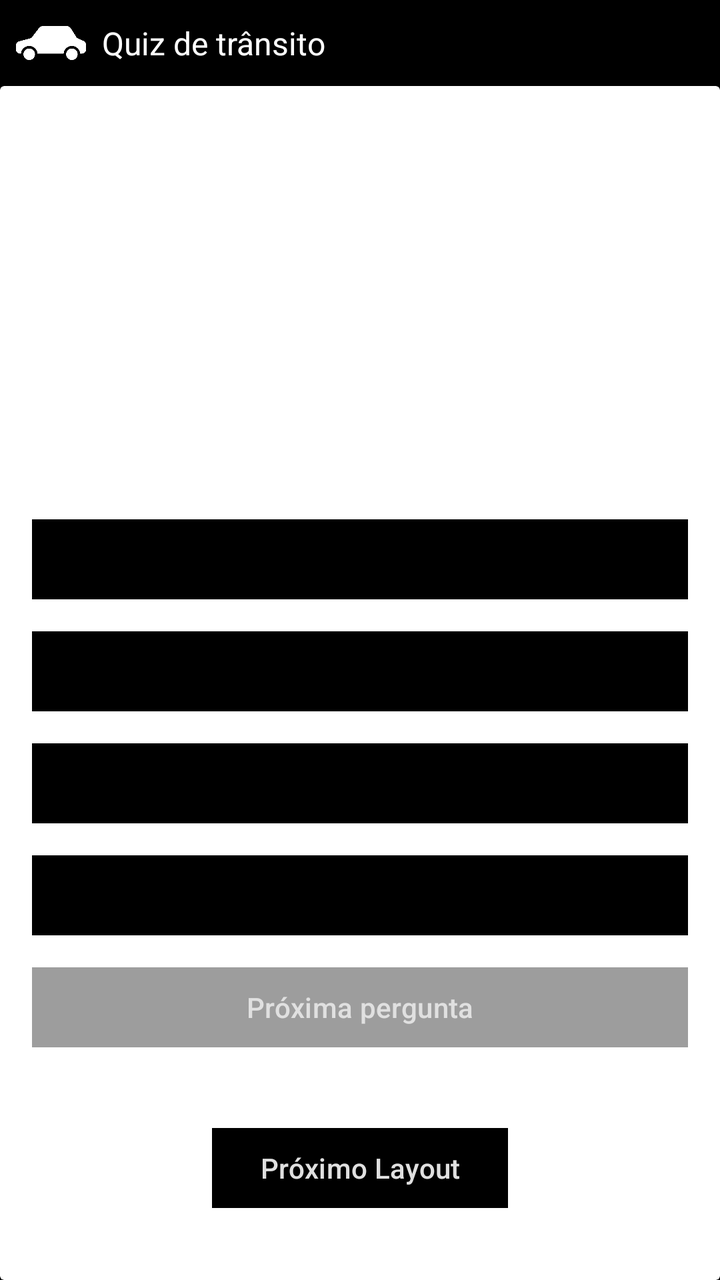
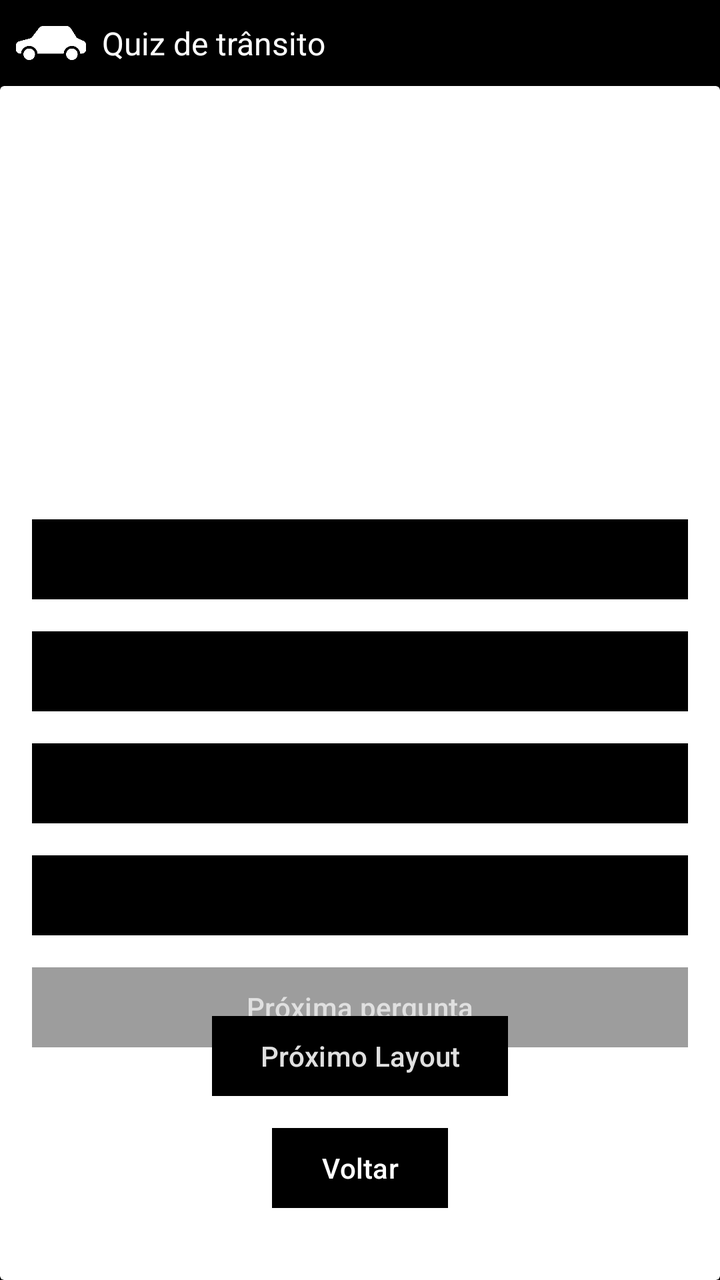

Two renders of the same Android screen: before a commit and after it. Below are the layout's source before the change and the commit's diff.
<!-- AndroidManifest.xml: application theme Theme.Layouttelas -->
<!-- res/layout/activity_quiz_de_transito.xml -->
<?xml version="1.0" encoding="utf-8"?>
<androidx.constraintlayout.widget.ConstraintLayout xmlns:android="http://schemas.android.com/apk/res/android"
    xmlns:app="http://schemas.android.com/apk/res-auto"
    xmlns:tools="http://schemas.android.com/tools"
    android:id="@+id/main"
    android:layout_width="match_parent"
    android:layout_height="match_parent"
    android:background="@color/black"
    tools:context=".QuizDeTransito">

    <androidx.constraintlayout.widget.ConstraintLayout
        android:id="@+id/ConstraintLayoutQuizTransito"
        android:layout_width="match_parent"
        android:layout_height="match_parent">

        <androidx.constraintlayout.widget.ConstraintLayout
            android:id="@+id/ConstraintLayoutHeader"
            android:layout_width="match_parent"
            android:layout_height="wrap_content"
            app:layout_constraintEnd_toEndOf="parent"
            app:layout_constraintHorizontal_bias="0.0"
            app:layout_constraintStart_toStartOf="parent"
            app:layout_constraintTop_toTopOf="parent">

            <ImageView
                android:id="@+id/imgHeaderIcon"
                android:layout_width="35dp"
                android:layout_height="35dp"
                android:layout_marginStart="8dp"
                android:layout_marginTop="4dp"
                android:layout_marginBottom="4dp"
                android:contentDescription="@string/header_piggybank_description"
                app:layout_constraintBottom_toBottomOf="parent"
                app:layout_constraintStart_toStartOf="parent"
                app:layout_constraintTop_toTopOf="parent"
                app:srcCompat="@drawable/carro_icon" />

            <TextView
                android:id="@+id/txtHeader"
                android:layout_width="wrap_content"
                android:layout_height="wrap_content"
                android:layout_marginStart="8dp"
                android:text="@string/header_title_quiz_transito"
                android:textColor="@color/white"
                android:textSize="16sp"
                app:layout_constraintBottom_toBottomOf="parent"
                app:layout_constraintStart_toEndOf="@+id/imgHeaderIcon"
                app:layout_constraintTop_toTopOf="parent" />
        </androidx.constraintlayout.widget.ConstraintLayout>

        <androidx.cardview.widget.CardView
            android:id="@+id/crdBackground"
            android:layout_width="0dp"
            android:layout_height="0dp"
            app:layout_constraintBottom_toBottomOf="parent"
            app:layout_constraintEnd_toEndOf="parent"
            app:layout_constraintStart_toStartOf="parent"
            app:layout_constraintTop_toBottomOf="@+id/ConstraintLayoutHeader" >

            <androidx.constraintlayout.widget.ConstraintLayout
                android:id="@+id/ConstraintLayoutBackground"
                android:layout_width="match_parent"
                android:layout_height="match_parent">

                <TextView
                    android:id="@+id/txtCurrentQuestion"
                    android:layout_width="wrap_content"
                    android:layout_height="wrap_content"
                    android:layout_marginStart="16dp"
                    android:layout_marginTop="16dp"
                    android:textSize="18sp"
                    app:layout_constraintStart_toStartOf="parent"
                    app:layout_constraintTop_toTopOf="parent" />

                <ImageView
                    android:id="@+id/imgPlacaTransito"
                    android:layout_width="100dp"
                    android:layout_height="100dp"
                    android:layout_marginStart="16dp"
                    android:layout_marginTop="16dp"
                    android:layout_marginEnd="16dp"
                    android:contentDescription="@string/description_placa"
                    app:layout_constraintEnd_toEndOf="parent"
                    app:layout_constraintStart_toStartOf="parent"
                    app:layout_constraintTop_toBottomOf="@+id/txtCurrentQuestion" />

                <TextView
                    android:id="@+id/txtQuestion"
                    android:layout_width="wrap_content"
                    android:layout_height="wrap_content"
                    android:layout_marginStart="16dp"
                    android:layout_marginTop="16dp"
                    android:textSize="18sp"
                    app:layout_constraintStart_toStartOf="parent"
                    app:layout_constraintTop_toBottomOf="@+id/imgPlacaTransito" />

                <Button
                    android:id="@+id/btnOption1"
                    android:layout_width="0dp"
                    android:layout_height="wrap_content"
                    android:layout_marginStart="16dp"
                    android:layout_marginTop="16dp"
                    android:layout_marginEnd="16dp"
                    android:backgroundTint="@color/btn_background_tint"
                    android:textColor="@color/btn_text_color"
                    app:cornerRadius="0dp"
                    app:layout_constraintEnd_toEndOf="parent"
                    app:layout_constraintHorizontal_bias="0.498"
                    app:layout_constraintStart_toStartOf="parent"
                    app:layout_constraintTop_toBottomOf="@+id/txtQuestion" />

                <Button
                    android:id="@+id/btnOption2"
                    android:layout_width="0dp"
                    android:layout_height="wrap_content"
                    android:layout_marginStart="16dp"
                    android:layout_marginTop="8dp"
                    android:layout_marginEnd="16dp"
                    android:backgroundTint="@color/btn_background_tint"
                    android:textColor="@color/btn_text_color"
                    app:cornerRadius="0dp"
                    app:layout_constraintEnd_toEndOf="parent"
                    app:layout_constraintStart_toStartOf="parent"
                    app:layout_constraintTop_toBottomOf="@+id/btnOption1" />

                <Button
                    android:id="@+id/btnOption3"
                    android:layout_width="0dp"
                    android:layout_height="wrap_content"
                    android:layout_marginStart="16dp"
                    android:layout_marginTop="8dp"
                    android:layout_marginEnd="16dp"
                    android:backgroundTint="@color/btn_background_tint"
                    android:textColor="@color/btn_text_color"
                    app:cornerRadius="0dp"
                    app:layout_constraintEnd_toEndOf="parent"
                    app:layout_constraintStart_toStartOf="parent"
                    app:layout_constraintTop_toBottomOf="@+id/btnOption2" />

                <Button
                    android:id="@+id/btnOption4"
                    android:layout_width="0dp"
                    android:layout_height="wrap_content"
                    android:layout_marginStart="16dp"
                    android:layout_marginTop="8dp"
                    android:layout_marginEnd="16dp"
                    android:backgroundTint="@color/btn_background_tint"
                    android:textColor="@color/btn_text_color"
                    app:cornerRadius="0dp"
                    app:layout_constraintEnd_toEndOf="parent"
                    app:layout_constraintStart_toStartOf="parent"
                    app:layout_constraintTop_toBottomOf="@+id/btnOption3" />

                <Button
                    android:id="@+id/btnProximaPergunta"
                    android:layout_width="0dp"
                    android:layout_height="wrap_content"
                    android:layout_marginStart="16dp"
                    android:layout_marginTop="8dp"
                    android:layout_marginEnd="16dp"
                    android:backgroundTint="@color/btn_background_tint"
                    android:enabled="false"
                    android:text="@string/proxima_pergunta"
                    android:textColor="@color/btn_text_color"
                    app:cornerRadius="0dp"
                    app:layout_constraintEnd_toEndOf="parent"
                    app:layout_constraintStart_toStartOf="parent"
                    app:layout_constraintTop_toBottomOf="@+id/btnOption4" />

                <Button
                    android:id="@+id/button"
                    android:layout_width="wrap_content"
                    android:layout_height="wrap_content"
                    android:layout_marginBottom="32dp"
                    android:backgroundTint="@color/btn_background_tint"
                    android:text="@string/btn_proximo_layout"
                    android:textColor="@color/text_disabled"
                    app:cornerRadius="0dp"
                    app:layout_constraintBottom_toBottomOf="parent"
                    app:layout_constraintEnd_toEndOf="parent"
                    app:layout_constraintStart_toStartOf="parent" />
            </androidx.constraintlayout.widget.ConstraintLayout>
        </androidx.cardview.widget.CardView>
    </androidx.constraintlayout.widget.ConstraintLayout>
</androidx.constraintlayout.widget.ConstraintLayout>
<!-- resources referenced by this layout -->
<resources>
  <color name="black">#FF000000</color>
  <color name="text_disabled">#E0E0E0</color>
  <color name="white">#FFFFFFFF</color>
  <!-- drawable carro_icon: png bitmap (drawable, 22021 bytes) -->
  <string name="btn_proximo_layout">Próximo Layout</string>
  <string name="description_placa">Placa de transito atual</string>
  <string name="header_piggybank_description">Cofrinho minimalista branco com um cifrão no meio</string>
  <string name="header_title_quiz_transito">Quiz de trânsito</string>
  <string name="proxima_pergunta">Próxima pergunta</string>
  <style name="Theme.Layouttelas" parent="Base.Theme.Layouttelas" />
  <style name="Base.Theme.Layouttelas" parent="Theme.Material3.DayNight.NoActionBar">
          
          
      </style>
</resources>

<!-- the commit's change to res/layout/activity_quiz_de_transito.xml (unified diff, before → after) -->
@@ -107,7 +107,8 @@
                     app:layout_constraintEnd_toEndOf="parent"
                     app:layout_constraintHorizontal_bias="0.498"
                     app:layout_constraintStart_toStartOf="parent"
-                    app:layout_constraintTop_toBottomOf="@+id/txtQuestion" />
+                    app:layout_constraintTop_toBottomOf="@+id/txtQuestion"
+                    tools:ignore="SpeakableTextPresentCheck" />
 
                 <Button
                     android:id="@+id/btnOption2"
@@ -121,7 +122,8 @@
                     app:cornerRadius="0dp"
                     app:layout_constraintEnd_toEndOf="parent"
                     app:layout_constraintStart_toStartOf="parent"
-                    app:layout_constraintTop_toBottomOf="@+id/btnOption1" />
+                    app:layout_constraintTop_toBottomOf="@+id/btnOption1"
+                    tools:ignore="SpeakableTextPresentCheck" />
 
                 <Button
                     android:id="@+id/btnOption3"
@@ -135,7 +137,8 @@
                     app:cornerRadius="0dp"
                     app:layout_constraintEnd_toEndOf="parent"
                     app:layout_constraintStart_toStartOf="parent"
-                    app:layout_constraintTop_toBottomOf="@+id/btnOption2" />
+                    app:layout_constraintTop_toBottomOf="@+id/btnOption2"
+                    tools:ignore="SpeakableTextPresentCheck" />
 
                 <Button
                     android:id="@+id/btnOption4"
@@ -149,7 +152,8 @@
                     app:cornerRadius="0dp"
                     app:layout_constraintEnd_toEndOf="parent"
                     app:layout_constraintStart_toStartOf="parent"
-                    app:layout_constraintTop_toBottomOf="@+id/btnOption3" />
+                    app:layout_constraintTop_toBottomOf="@+id/btnOption3"
+                    tools:ignore="SpeakableTextPresentCheck" />
 
                 <Button
                     android:id="@+id/btnProximaPergunta"
@@ -168,13 +172,27 @@
                     app:layout_constraintTop_toBottomOf="@+id/btnOption4" />
 
                 <Button
-                    android:id="@+id/button"
-                    android:layout_width="wrap_content"
-                    android:layout_height="wrap_content"
-                    android:layout_marginBottom="32dp"
+                    android:id="@+id/btnProximoLayout"
+                    android:layout_width="wrap_content"
+                    android:layout_height="wrap_content"
+                    android:layout_marginBottom="8dp"
                     android:backgroundTint="@color/btn_background_tint"
                     android:text="@string/btn_proximo_layout"
                     android:textColor="@color/text_disabled"
+                    app:cornerRadius="0dp"
+                    app:layout_constraintBottom_toTopOf="@+id/btnVoltar"
+                    app:layout_constraintEnd_toEndOf="parent"
+                    app:layout_constraintStart_toStartOf="parent" />
+
+                <Button
+                    android:id="@+id/btnVoltar"
+                    android:layout_width="wrap_content"
+                    android:layout_height="wrap_content"
+                    android:layout_marginBottom="32dp"
+                    android:backgroundTint="@color/btn_background_tint"
+                    android:onClick="setBtnVoltar"
+                    android:text="@string/btn_voltar"
+                    android:textColor="@color/btn_text_color"
                     app:cornerRadius="0dp"
                     app:layout_constraintBottom_toBottomOf="parent"
                     app:layout_constraintEnd_toEndOf="parent"
<!-- resource entries referenced after the edit -->
@@ -5,6 +5,7 @@
   <color name="white">#FFFFFFFF</color>
   <!-- drawable carro_icon: png bitmap (drawable, 22021 bytes) -->
   <string name="btn_proximo_layout">Próximo Layout</string>
+  <string name="btn_voltar">Voltar</string>
   <string name="description_placa">Placa de transito atual</string>
   <string name="header_piggybank_description">Cofrinho minimalista branco com um cifrão no meio</string>
   <string name="header_title_quiz_transito">Quiz de trânsito</string>
